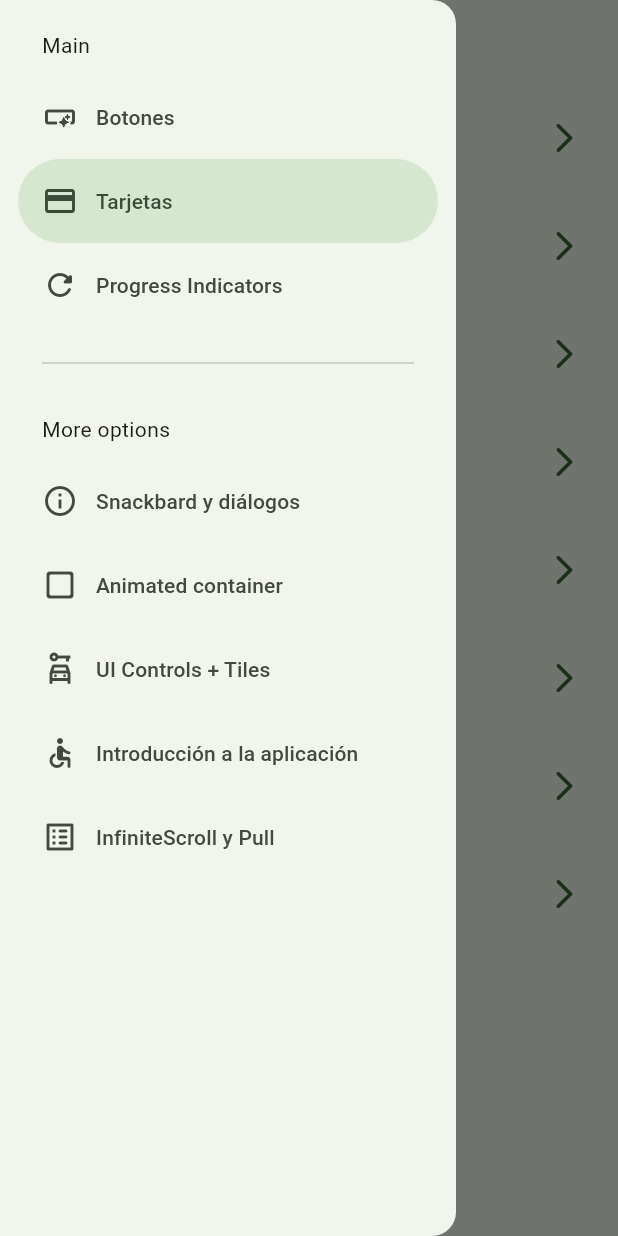
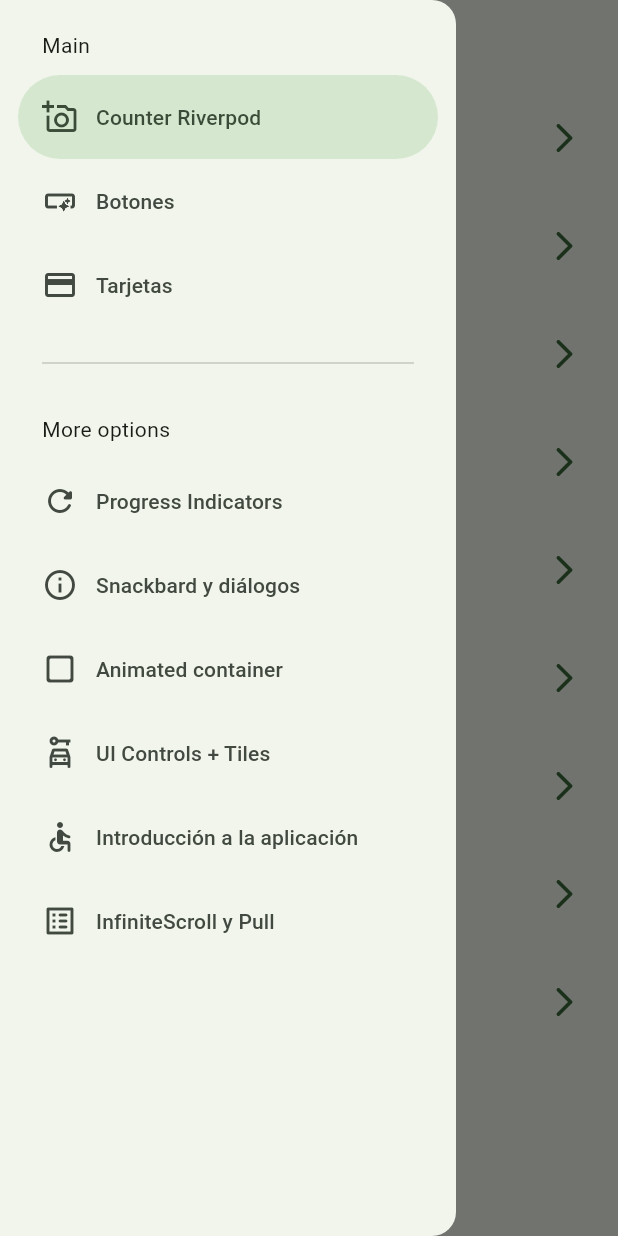
Before and after one commit to josuemedinaguerrero/riverpod-flutter, a Flutter app: the screen it shows after launch, with the side drawer open, on a phone screen of 412 x 824 dp. Run offline on Flutter 3.47's test engine with Material 3 defaults, Android fonts, the phone set to English and light mode, and no system bars; our stand-ins replace animate_do, flutter_riverpod, go_router.

Commit message:
riverpod cambios

```diff
--- a/lib/config/menu/menu_items.dart
+++ b/lib/config/menu/menu_items.dart
@@ -15,6 +15,13 @@ class MenuItems {
 }
 
 const appMenuItems = <MenuItems>[
+  MenuItems(
+    title: 'Counter Riverpod',
+    subTitle: 'Contador con Riverpod',
+    link: '/counter',
+    icon: Icons.add_a_photo_outlined,
+  ),
+
   MenuItems(
     title: 'Botones',
     subTitle: 'Varios botones en Flutter',
--- a/lib/config/router/app_router.dart
+++ b/lib/config/router/app_router.dart
@@ -1,6 +1,6 @@
 import 'package:go_router/go_router.dart';
 
-import 'package:riverpod/presentation/screens/screens.dart';
+import 'package:riverpod_intro/presentation/screens/screens.dart';
 
 final appRouter = GoRouter(
   initialLocation: '/',
@@ -58,5 +58,11 @@ final appRouter = GoRouter(
       name: InfiniteScrollScreen.name,
       builder: (context, state) => InfiniteScrollScreen(),
     ),
+
+    GoRoute(
+      path: '/counter',
+      name: CounterScreen.name,
+      builder: (context, state) => CounterScreen(),
+    ),
   ],
 );
--- /dev/null
+++ b/lib/presentation/screens/counter/counter_screen.dart
@@ -0,0 +1,20 @@
+import 'package:flutter/material.dart';
+
+class CounterScreen extends StatelessWidget {
+  static const String name = 'counter_screen';
+
+  const CounterScreen({super.key});
+
+  @override
+  Widget build(BuildContext context) {
+    return Scaffold(
+      appBar: AppBar(title: Text('Counter Riverpod')),
+      body: Center(
+        child: Text(
+          'Counter Riverpod',
+          style: Theme.of(context).textTheme.titleLarge,
+        ),
+      ),
+    );
+  }
+}
--- a/lib/presentation/screens/home/home_screen.dart
+++ b/lib/presentation/screens/home/home_screen.dart
@@ -1,8 +1,8 @@
 import 'package:flutter/material.dart';
 import 'package:go_router/go_router.dart';
 
-import 'package:riverpod/config/menu/menu_items.dart';
-import 'package:riverpod/presentation/widgets/side_menu.dart';
+import 'package:riverpod_intro/config/menu/menu_items.dart';
+import 'package:riverpod_intro/presentation/widgets/side_menu.dart';
 
 class HomeScreen extends StatelessWidget {
   static const String name = 'home_screen';
@@ -11,10 +11,13 @@ class HomeScreen extends StatelessWidget {
 
   @override
   Widget build(BuildContext context) {
+    final scaffoldKey = GlobalKey<ScaffoldState>();
+
     return Scaffold(
+      key: scaffoldKey,
       appBar: AppBar(title: Text('Flutter + Material 3')),
       body: _HomeView(),
-      drawer: SideMenu(),
+      drawer: SideMenu(scaffoldKey: scaffoldKey),
     );
   }
 }
--- a/lib/presentation/screens/screens.dart
+++ b/lib/presentation/screens/screens.dart
@@ -1,9 +1,10 @@
-export 'package:riverpod/presentation/screens/animated/animated_screen.dart';
-export 'package:riverpod/presentation/screens/app_tutorial/app_tutorial_screen.dart';
-export 'package:riverpod/presentation/screens/infinite_scroll/infinite_scroll_screen.dart';
-export 'package:riverpod/presentation/screens/progress/progress_screen.dart';
-export 'package:riverpod/presentation/screens/snackbar/snackbar_screen.dart';
-export 'package:riverpod/presentation/screens/ui_controls/ui_controls_screen.dart';
-export 'package:riverpod/presentation/screens/buttons/buttons_screen.dart';
-export 'package:riverpod/presentation/screens/cards/cards_screen.dart';
-export 'package:riverpod/presentation/screens/home/home_screen.dart';
+export 'package:riverpod_intro/presentation/screens/counter/counter_screen.dart';
+export 'package:riverpod_intro/presentation/screens/animated/animated_screen.dart';
+export 'package:riverpod_intro/presentation/screens/app_tutorial/app_tutorial_screen.dart';
+export 'package:riverpod_intro/presentation/screens/infinite_scroll/infinite_scroll_screen.dart';
+export 'package:riverpod_intro/presentation/screens/progress/progress_screen.dart';
+export 'package:riverpod_intro/presentation/screens/snackbar/snackbar_screen.dart';
+export 'package:riverpod_intro/presentation/screens/ui_controls/ui_controls_screen.dart';
+export 'package:riverpod_intro/presentation/screens/buttons/buttons_screen.dart';
+export 'package:riverpod_intro/presentation/screens/cards/cards_screen.dart';
+export 'package:riverpod_intro/presentation/screens/home/home_screen.dart';
--- a/lib/presentation/widgets/side_menu.dart
+++ b/lib/presentation/widgets/side_menu.dart
@@ -1,15 +1,19 @@
 import 'package:flutter/material.dart';
-import 'package:riverpod/config/menu/menu_items.dart';
+import 'package:go_router/go_router.dart';
+
+import 'package:riverpod_intro/config/menu/menu_items.dart';
 
 class SideMenu extends StatefulWidget {
-  const SideMenu({super.key});
+  final GlobalKey<ScaffoldState> scaffoldKey;
+
+  const SideMenu({super.key, required this.scaffoldKey});
 
   @override
   State<SideMenu> createState() => _SideMenuState();
 }
 
 class _SideMenuState extends State<SideMenu> {
-  int navDrawerIndex = 1;
+  int navDrawerIndex = 0;
 
   @override
   Widget build(BuildContext context) {
@@ -19,6 +23,11 @@ class _SideMenuState extends State<SideMenu> {
         setState(() {
           navDrawerIndex = value;
         });
+
+        final menuItem = appMenuItems[value];
+        context.push(menuItem.link);
+
+        widget.scaffoldKey.currentState?.closeDrawer();
       },
       children: [
         Padding(
--- a/pubspec.yaml
+++ b/pubspec.yaml
@@ -1,4 +1,4 @@
-name: riverpod
+name: riverpod_intro
 description: 'A new Flutter project.'
 publish_to: 'none'
 version: 0.1.0
@@ -11,6 +11,7 @@ dependencies:
     sdk: flutter
   animate_do: ^4.2.0
   go_router: ^15.1.1
+  flutter_riverpod: ^2.6.1
 
 dev_dependencies:
   flutter_test:
```
Also changed, not shown: lib/main.dart (+4 -3 lines), lib/presentation/providers/counter_provider.dart (added), pubspec.lock.
